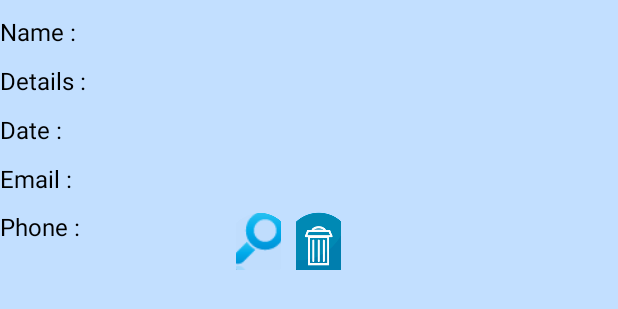
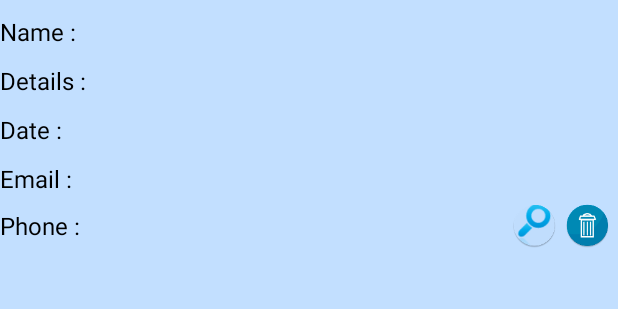
Before and after one commit to kirangavv/ReminderBuddy, an Android app: the layout activity_reminder_list.xml on its own in the app's theme, with its tools: preview values and no code run, on a phone screen of 412 x 824 dp. Shown: the top 309 px of the screen. Run offline under Robolectric (Android 15) with nearby library versions, the phone set to English and light mode, and no system bars.

Commit message:
button adjustment

```diff
--- a/app/src/main/res/layout/activity_reminder_list.xml
+++ b/app/src/main/res/layout/activity_reminder_list.xml
@@ -125,54 +125,56 @@
     </LinearLayout>
 
     <LinearLayout
-        android:layout_width="match_parent"
+        android:layout_width="fill_parent"
+        android:orientation="horizontal"
+        android:paddingTop="@dimen/dim_5dp"
+        android:gravity="center"
         android:layout_height="wrap_content">
-
-        <LinearLayout
-        android:layout_width="0dp"
-        android:layout_height="wrap_content"
-        android:layout_weight="1"
-        android:orientation="horizontal"
-        android:layout_marginBottom="@dimen/dim_5dp"
-        android:paddingTop="@dimen/dim_10dp">
 
         <TextView
             android:layout_width="wrap_content"
             android:layout_height="wrap_content"
+            android:layout_weight=".1"
             android:text="Phone : "
             android:textColor="#000"
+
            android:textSize="@dimen/abc_text_size_menu_material"/>
 
         <TextView
             android:id="@+id/textview_reminderlist_phone"
             android:layout_width="wrap_content"
             android:layout_height="wrap_content"
+            android:layout_weight=".8"
             android:textSize="@dimen/abc_text_size_menu_material"
-            android:gravity="left"
+
             android:textColor="#000">
         </TextView>
 
-        <Button
+            <LinearLayout
+                android:layout_gravity="right"
+                android:layout_width="wrap_content"
+                android:layout_height="wrap_content">
+                <ImageView
                     android:id="@+id/button_reminderlist_details"
                     android:layout_width="@dimen/dim_30dp"
-           android:layout_height="@dimen/dim_40dp"
+                    android:layout_height="@dimen/dim_30dp"
                     android:layout_gravity="right"
-           android:layout_marginLeft="@dimen/dim_100dp"
-           android:background="@android:color/transparent"
-           android:drawableTop="@drawable/rb_showdetails"
+                    android:background="@drawable/rb_showdetails"
                     />
 
-        <Button
+                <ImageView
                     android:id="@+id/button_reminderlist_delete"
                     android:layout_width="@dimen/dim_30dp"
-           android:layout_height="@dimen/dim_40dp"
+                    android:layout_height="@dimen/dim_30dp"
                     android:layout_gravity="right"
-           android:layout_marginLeft="@dimen/dim_10dp"
-           android:background="@android:color/transparent"
-           android:drawableTop="@drawable/rb_delete"
+                    android:layout_marginLeft="@dimen/dim_5dp"
+                    android:layout_marginRight="@dimen/dim_5dp"
+                    android:background="@drawable/rb_delete"
                     />
 
             </LinearLayout>
+
+
     </LinearLayout>
 
 </LinearLayout>
```
Also changed, not shown: 1 other file. Lines whose indentation alone changed are shown as unchanged.
